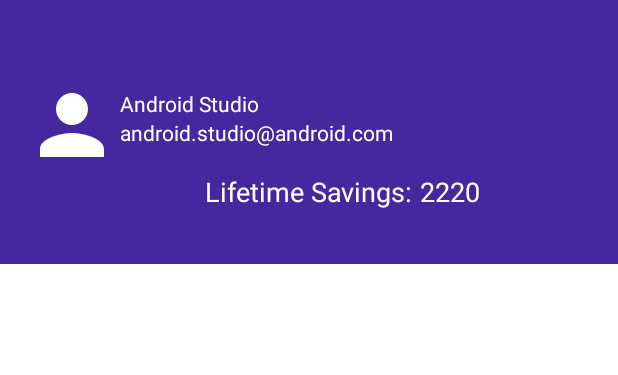
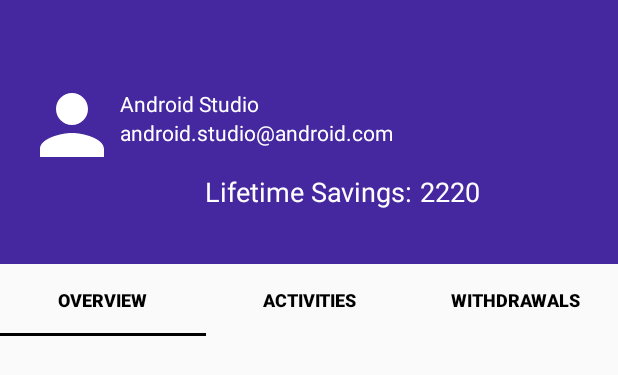
Before and after one commit to Kusum1192/CouponCafe, an Android app: the layout profile_fragment.xml on its own in the app's theme, with its tools: preview values and no code run, on a phone screen of 412 x 824 dp. Shown: the top 375 px of the screen. Run offline under Robolectric (Android 15) with nearby library versions, the phone set to English and light mode, and no system bars.

Commit message:
profile tablayout sortout

```diff
--- a/app/src/main/java/com/couponcafe/app/MainActivity.java
+++ b/app/src/main/java/com/couponcafe/app/MainActivity.java
@@ -210,7 +210,7 @@ public class MainActivity extends AppCompatActivity implements NavigationView.On
     public void loadProfileFragment() {
 //        Intent intent_profile = new Intent(MainActivity.this, TestingActivity.class);
 //        startActivity(intent_profile);
-        BlankFragment fragment = new BlankFragment();
+        ProfileFragment fragment = new ProfileFragment();
         FragmentTransaction ft = getSupportFragmentManager().beginTransaction();
         ft.replace(R.id.nav_host_fragment, fragment);
         ft.commit();
--- a/app/src/main/res/layout/profile_fragment.xml
+++ b/app/src/main/res/layout/profile_fragment.xml
@@ -1,11 +1,23 @@
 <?xml version="1.0" encoding="utf-8"?>
-<RelativeLayout xmlns:android="http://schemas.android.com/apk/res/android"
+<LinearLayout xmlns:android="http://schemas.android.com/apk/res/android"
     xmlns:app="http://schemas.android.com/apk/res-auto"
     xmlns:tools="http://schemas.android.com/tools"
     android:layout_width="match_parent"
     android:layout_height="match_parent"
+    android:orientation="vertical"
     android:theme="@style/ThemeOverlay.AppCompat.Dark">
 
+
+    <ScrollView
+        android:scrollbars="none"
+        android:layout_width="match_parent"
+        android:layout_height="wrap_content"
+        tools:ignore="UselessParent">
+
+        <LinearLayout
+            android:orientation="vertical"
+            android:layout_width="match_parent"
+            android:layout_height="wrap_content">
 
             <RelativeLayout
                 android:id="@+id/rl_main"
@@ -74,30 +86,43 @@
             <LinearLayout
                 android:layout_width="match_parent"
                 android:layout_height="match_parent"
-        android:layout_below="@+id/rl_main"
                 android:orientation="vertical">
 
                 <com.google.android.material.tabs.TabLayout
-            android:visibility="visible"
-            android:id="@+id/tab_layout"
                     style="@style/AppTabLayout1"
+                    android:id="@+id/tabLayout"
                     android:layout_width="match_parent"
                     android:layout_height="wrap_content"
-            android:background="@color/white"
-            app:tabIndicatorColor="@color/black"
-            app:tabMode="fixed"
-            app:tabTextAppearance="@style/AppTabTextAppearance1" />
+                    >
 
-        <androidx.viewpager.widget.ViewPager
-            android:background="@color/white"
-            android:id="@+id/view_pager_child"
+                    <com.google.android.material.tabs.TabItem
+                        android:layout_width="wrap_content"
+                        android:layout_height="wrap_content"
+                        android:text="Overview" />
+
+                    <com.google.android.material.tabs.TabItem
+                        android:layout_width="wrap_content"
+                        android:layout_height="wrap_content"
+                        android:text="Activities" />
+
+                    <com.google.android.material.tabs.TabItem
+                        android:layout_width="wrap_content"
+                        android:layout_height="wrap_content"
+                        android:text="Withdrawals" />
+
+                </com.google.android.material.tabs.TabLayout>
+
+                <FrameLayout
+                    android:id="@+id/frameLayout"
                     android:layout_width="match_parent"
-            android:layout_height="match_parent" />
-
-
-
+                    android:layout_height="match_parent"/>
 
 
             </LinearLayout>
 
-</RelativeLayout>
+        </LinearLayout>
+
+    </ScrollView>
+
+
+</LinearLayout>
--- a/app/src/main/res/values/styles.xml
+++ b/app/src/main/res/values/styles.xml
@@ -49,7 +49,7 @@
     </style>
 
     <style name="AppTabLayout1" parent="Widget.Design.TabLayout">
-        <item name="tabIndicatorColor">?attr/colorAccent</item>
+        <item name="tabIndicatorColor">@color/black</item>
         <item name="tabIndicatorHeight">2dp</item>
         <item name="tabPaddingStart">4dp</item>
         <item name="tabPaddingEnd">4dp</item>
```
Also changed, not shown: app/src/main/java/com/couponcafe/app/fragments/ProfileFragment.java (+50 -23 lines), app/src/main/res/layout/overview_fragment.xml (+1 -12 lines). Lines whose indentation alone changed are shown as unchanged.
